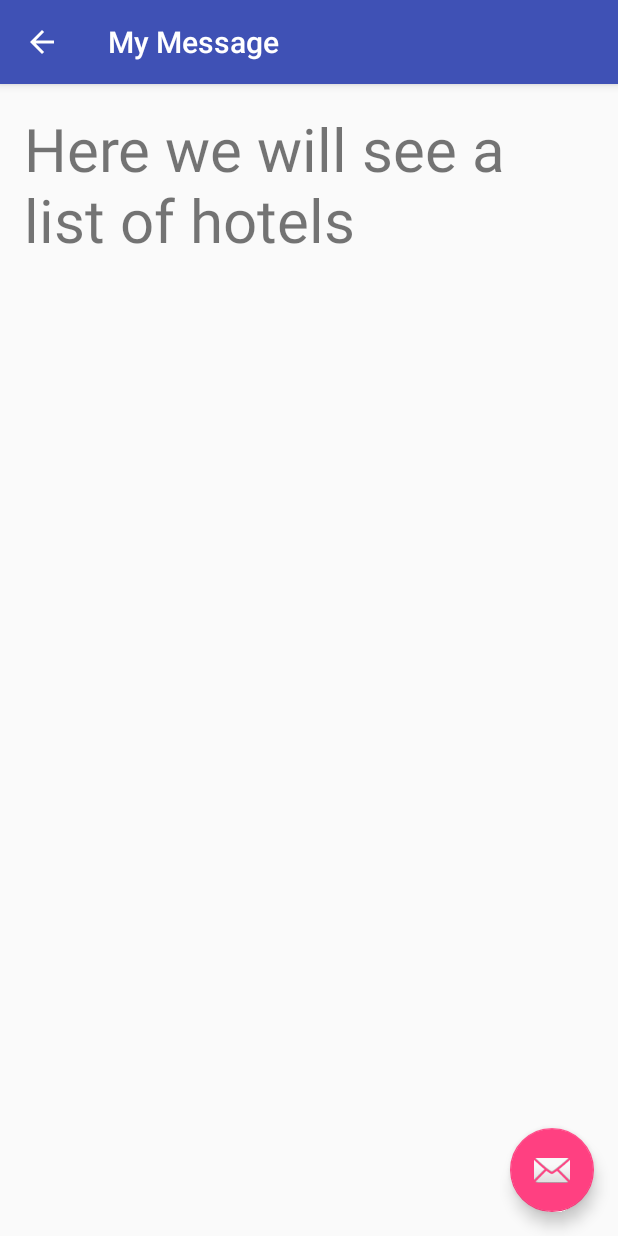
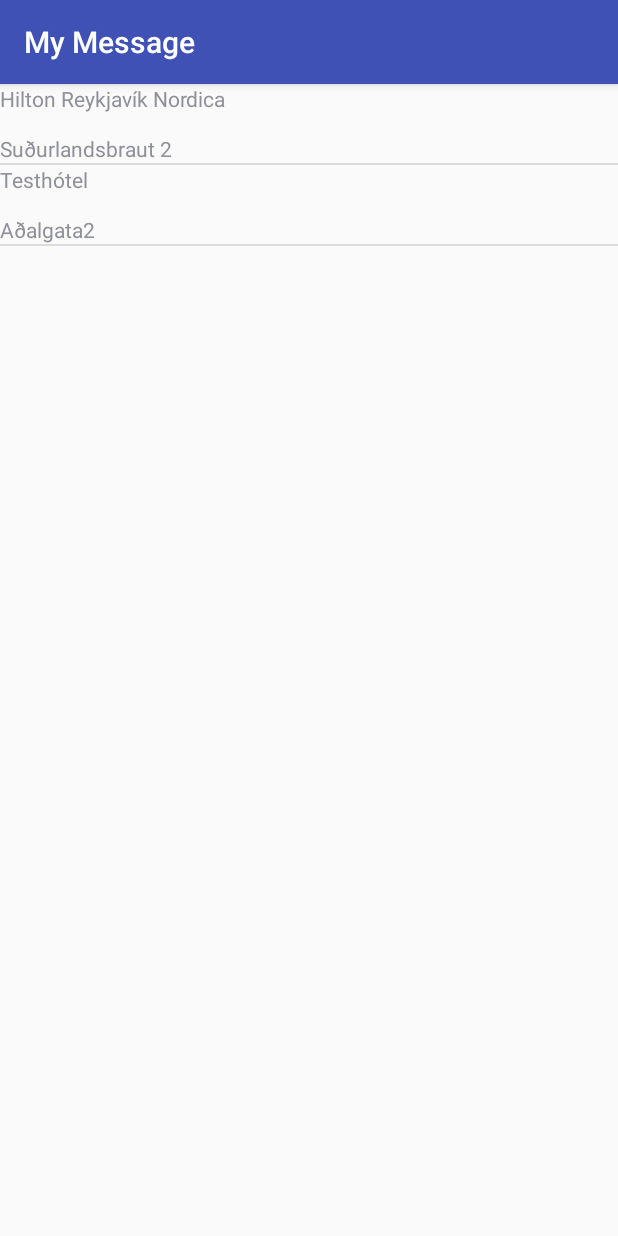
Before and after one commit to hthh10/HBV601G, an Android app: the DisplayMessageActivity screen opened directly, with no data from a screen before it, on a phone screen of 412 x 824 dp. Run offline under Robolectric (Android 15) with nearby library versions, the phone set to English and light mode, and no system bars.

Commit message:
DB contents displayed in ListVeiw

```diff
--- a/app/src/main/java/hotelsearch/is/database/DBAdapter.java
+++ b/app/src/main/java/hotelsearch/is/database/DBAdapter.java
@@ -203,7 +203,6 @@ public class DBAdapter {
 
             try {
                 String line;
-                Log.e("fór loadHotels fallið", " ");
                 while ((line = reader.readLine()) != null) {
                     // Strings in text file splitted with " | " "\\" are escape characters
                     // the first one escpaes the "|" and the second one escapes the escape char.. :)
--- a/app/src/main/java/hotelsearch/is/hotelsearch/DisplayMessageActivity.java
+++ b/app/src/main/java/hotelsearch/is/hotelsearch/DisplayMessageActivity.java
@@ -1,16 +1,17 @@
 package hotelsearch.is.hotelsearch;
 
 import android.content.Intent;
+import android.database.Cursor;
 import android.os.Bundle;
-import android.support.design.widget.FloatingActionButton;
-import android.support.design.widget.Snackbar;
 import android.support.v7.app.AppCompatActivity;
 import android.support.v7.widget.Toolbar;
-import android.view.View;
-import android.widget.RelativeLayout;
-import android.widget.TextView;
+import android.widget.ListView;
+import android.widget.SimpleCursorAdapter;
+import hotelsearch.is.database.DBAdapter;
 
 public class DisplayMessageActivity extends AppCompatActivity {
+
+    DBAdapter myDb;
 
 
 
@@ -21,25 +22,46 @@ public class DisplayMessageActivity extends AppCompatActivity {
         Toolbar toolbar = (Toolbar) findViewById(R.id.toolbar);
         setSupportActionBar(toolbar);
 
-        FloatingActionButton fab = (FloatingActionButton) findViewById(R.id.fab);
-        fab.setOnClickListener(new View.OnClickListener() {
-            @Override
-            public void onClick(View view) {
-                Snackbar.make(view, "Replace with your own action", Snackbar.LENGTH_LONG)
-                        .setAction("Action", null).show();
-            }
-        });
-        getSupportActionBar().setDisplayHomeAsUpEnabled(true);
 
         Intent intent = getIntent();
+       // unused..
         String message = intent.getStringExtra(SearchActivity.EXTRA_MESSAGE);
-        TextView textView = new TextView(this);
-        textView.setTextSize(40);
-        textView.setText("Here we will see a list of hotels");
-        //textView.setText(message);
 
-        RelativeLayout layout = (RelativeLayout) findViewById(R.id.content);
-        layout.addView(textView);
+        openDb();
+        populateHotelListView();
+    }
+    @Override
+    protected void onDestroy() {
+        super.onDestroy();
+        closeDB();
+    }
+
+    private void closeDB() {
+        myDb.close();
+    }
+
+
+    private void openDb() {
+        myDb= new DBAdapter(this);
+        myDb.open();
+    }
+    // Fill list with Cursor from DB (list of hotels)
+    private void populateHotelListView(){
+        // Get all rows from Db to populate list
+        Cursor cursor = myDb.getAllRows();
+        // Match DB keys to View ids - e.g name = hotelname
+        String[] fromFieldNames = new String[] {DBAdapter.KEY_NAME,DBAdapter.KEY_ADDRESS};
+        int[] toViewIDs = new int[] {R.id.hotelNameTextView, R.id.hotelAddressTextView};
+        // set up Cursor adapter to use my layout, my tables from the db,
+        // from my db to the list ids
+        SimpleCursorAdapter myCursorAdapter = new SimpleCursorAdapter(getBaseContext(),
+                R.layout.hotel_layout, cursor,fromFieldNames,toViewIDs,0);
+        // Grab the listview from my activity and set it to use the newly
+        // created cursor adapter
+
+        ListView listView = (ListView) findViewById(R.id.hotelListView);
+        listView.setAdapter(myCursorAdapter);
+
     }
 
 }
--- a/app/src/main/res/layout/activity_display_message.xml
+++ b/app/src/main/res/layout/activity_display_message.xml
@@ -23,12 +23,5 @@
 
     <include layout="@layout/content_display_message" />
 
-    <android.support.design.widget.FloatingActionButton
-        android:id="@+id/fab"
-        android:layout_width="wrap_content"
-        android:layout_height="wrap_content"
-        android:layout_gravity="bottom|end"
-        android:layout_margin="@dimen/fab_margin"
-        android:src="@android:drawable/ic_dialog_email" />
 
 </android.support.design.widget.CoordinatorLayout>
--- a/app/src/main/res/layout/content_display_message.xml
+++ b/app/src/main/res/layout/content_display_message.xml
@@ -4,12 +4,15 @@
     xmlns:tools="http://schemas.android.com/tools"
     android:layout_width="match_parent"
     android:layout_height="match_parent"
-    android:paddingBottom="@dimen/activity_vertical_margin"
-    android:paddingLeft="@dimen/activity_horizontal_margin"
-    android:paddingRight="@dimen/activity_horizontal_margin"
-    android:paddingTop="@dimen/activity_vertical_margin"
     app:layout_behavior="@string/appbar_scrolling_view_behavior"
     tools:context="hotelsearch.is.hotelsearch.DisplayMessageActivity"
     tools:showIn="@layout/activity_display_message"
     android:id="@+id/content">
+
+    <ListView
+        android:layout_width="match_parent"
+        android:layout_height="match_parent"
+        android:id="@+id/hotelListView"
+        android:layout_centerVertical="true"
+        android:layout_centerHorizontal="true" />
 </RelativeLayout>
--- /dev/null
+++ b/app/src/main/res/layout/hotel_layout.xml
@@ -0,0 +1,20 @@
+<?xml version="1.0" encoding="utf-8"?>
+<LinearLayout xmlns:android="http://schemas.android.com/apk/res/android"
+    android:layout_width="match_parent"
+    android:layout_height="match_parent"
+    android:weightSum="1"
+    android:orientation="vertical">
+
+    <TextView
+        android:layout_width="wrap_content"
+        android:layout_height="33dp"
+        android:text="@string/listViewHotel"
+        android:id="@+id/hotelNameTextView" />
+
+    <TextView
+        android:layout_width="wrap_content"
+        android:layout_height="0dp"
+        android:text="@string/listViewAddress"
+        android:id="@+id/hotelAddressTextView"
+        android:layout_weight="0.06" />
+</LinearLayout>
--- a/app/src/main/res/values/strings.xml
+++ b/app/src/main/res/values/strings.xml
@@ -4,4 +4,6 @@
     <string name="edit_message">Search for a Hotel</string>
     <string name="button_send">Search</string>
     <string name="title_activity_display_message">My Message</string>
+    <string name="listViewHotel">Hotel</string>
+    <string name="listViewAddress">Address</string>
 </resources>
```
Also changed, not shown: 2 other files.
